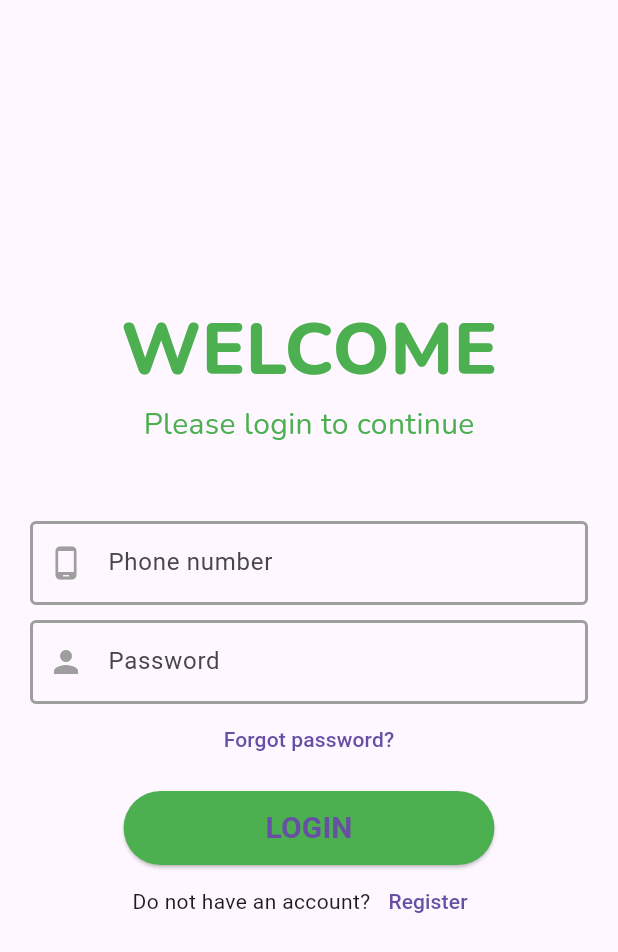
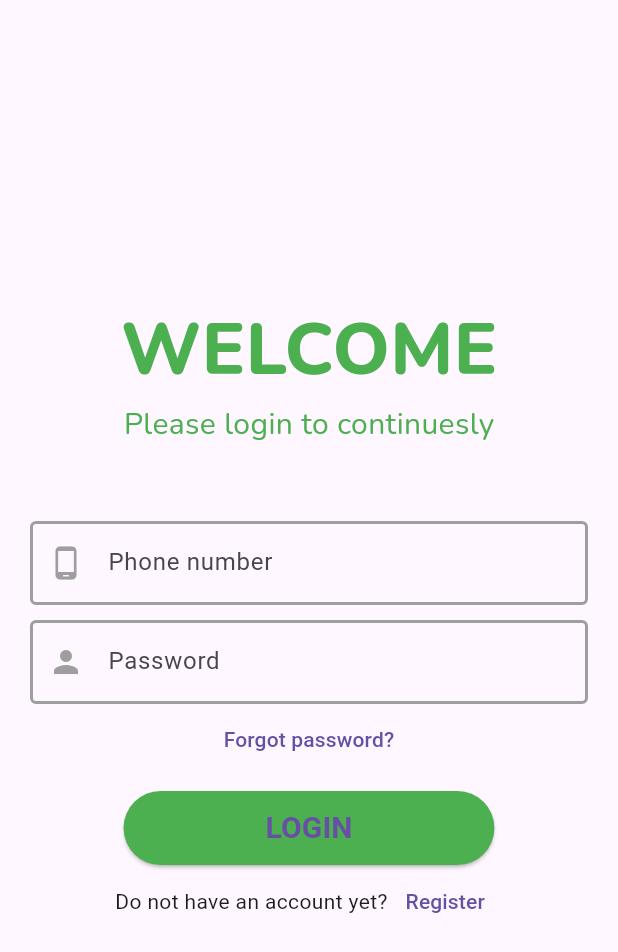
Before and after one commit to ndanaka/Dating-SocialMeet-Flutter, a Flutter app: the screen it shows after launch, on a phone screen of 412 x 824 dp. Shown: the top 952 px of the screen. Run offline on Flutter 3.47's test engine with Material 3 defaults, Android fonts, the phone set to English and light mode, and no system bars; our stand-ins replace get, google_fonts, persistent_bottom_nav_bar, shared_preferences, shimmer, sliding_up_panel.

Commit message:
change login UI

```diff
--- a/lib/screens/login/login_screen.dart
+++ b/lib/screens/login/login_screen.dart
@@ -38,7 +38,7 @@ class _LoginScreenState extends State<LoginScreen> {
             mainAxisAlignment: MainAxisAlignment.center,
             children: [
               Text("WELCOME", style: Mytheme.textLogin),
-              Text("Please login to continue", style: Mytheme.textLoginSmall),
+              Text("Please login to continuesly", style: Mytheme.textLoginSmall),
               Padding(
                 padding: const EdgeInsets.only(top: 50),
                 child: Column(
@@ -84,7 +84,7 @@ class _LoginScreenState extends State<LoginScreen> {
                     Row(
                       mainAxisAlignment: MainAxisAlignment.center,
                       children: [
-                        const Text('Do not have an account?'),
+                        const Text('Do not have an account yet?'),
                         TextButton(
                             onPressed: () {
                               Get.toNamed('/register');
```
